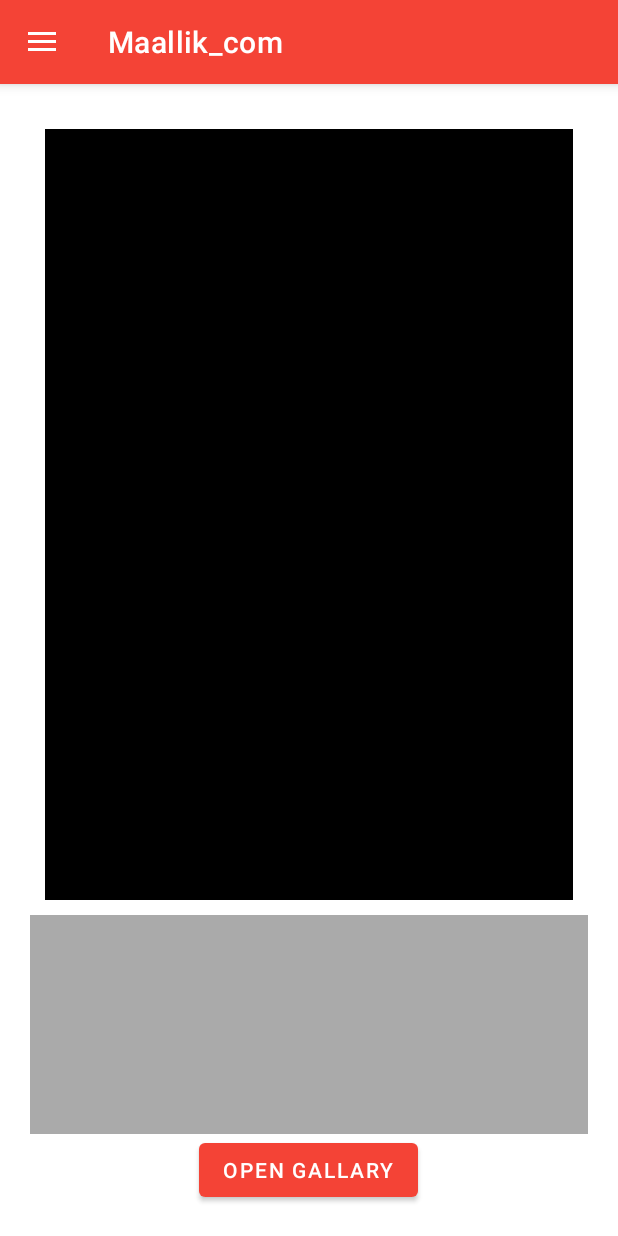
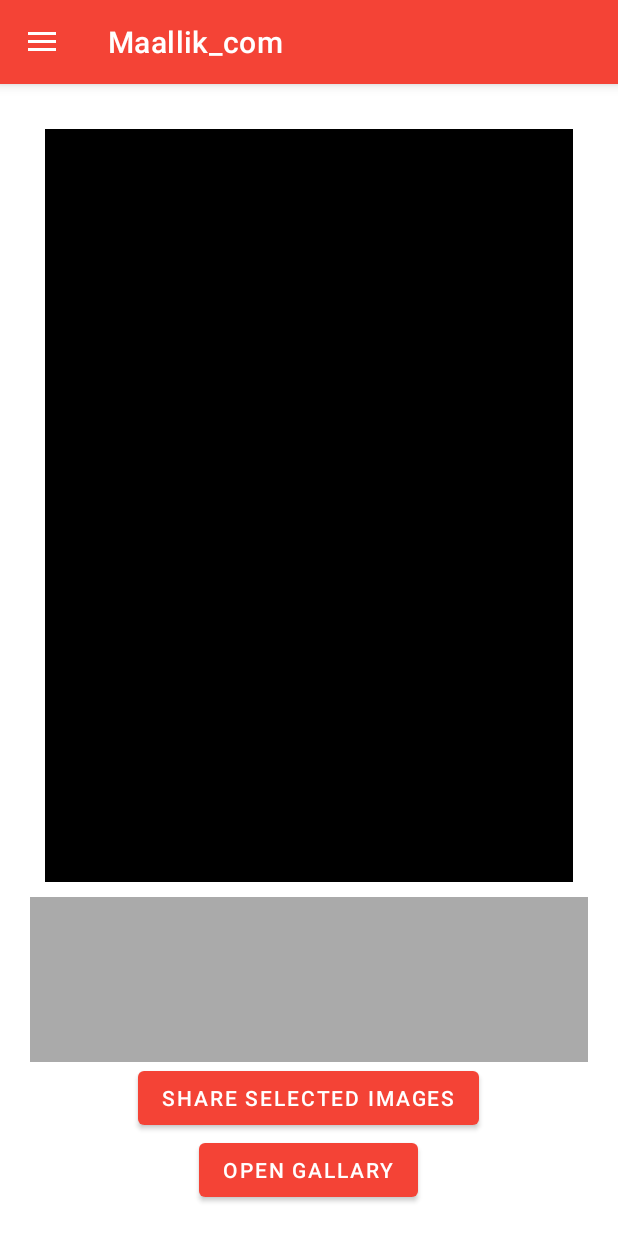
Before and after one commit to dev-mrahsansaleem/Maallik_com, an Android app: the screen it shows after launch (MainActivity), in the side drawer, after a tap on "Multiple Images", on a phone screen of 412 x 824 dp. Run offline under Robolectric (Android 15) with nearby library versions, the phone set to English and light mode, and no system bars.

Commit message:
add image/images share functionalitiy

```diff
--- a/app/src/main/java/com/example/maallik_com/MultipleImageFragment.java
+++ b/app/src/main/java/com/example/maallik_com/MultipleImageFragment.java
@@ -9,6 +9,7 @@ import android.graphics.Bitmap;
 import android.graphics.Color;
 import android.net.Uri;
 import android.os.Bundle;
+import android.os.Parcelable;
 import android.view.LayoutInflater;
 import android.view.View;
 import android.view.ViewGroup;
@@ -19,6 +20,7 @@ import android.widget.LinearLayout;
 import android.widget.RelativeLayout;
 import android.widget.ScrollView;
 import android.widget.TextView;
+import android.widget.Toast;
 
 import androidx.annotation.NonNull;
 import androidx.annotation.Nullable;
@@ -27,6 +29,7 @@ import androidx.fragment.app.Fragment;
 
 import java.io.InputStream;
 import java.io.InputStreamReader;
+import java.lang.reflect.Array;
 import java.util.ArrayList;
 import java.util.List;
 import java.util.Objects;
@@ -36,17 +39,23 @@ import static android.app.Activity.RESULT_OK;
 public class MultipleImageFragment extends Fragment {
     private static final int requestCodeGallery = 123;
 
-    View v;
-    ImageView imageView;
-    Button button;
+    private View v;
+    private ArrayList<Uri> uriList = new ArrayList<Uri>();
 
     @Nullable
     @Override
     public View onCreateView(@NonNull LayoutInflater inflater, @Nullable ViewGroup container, @Nullable Bundle savedInstanceState) {
         v = inflater.inflate(R.layout.fragment_multiple_images, container, false);
+
+
+        ImageView imageView;
+        Button btnOpenGallery;
+        Button btnShareImages;
         imageView = v.findViewById(R.id.image_view);
-        button = v.findViewById(R.id.btnOpenGallery);
-        button.setOnClickListener(new View.OnClickListener() {
+
+        btnOpenGallery = v.findViewById(R.id.btnOpenGallery);
+
+        btnOpenGallery.setOnClickListener(new View.OnClickListener() {
             @Override
             public void onClick(View v) {
 
@@ -61,6 +70,23 @@ public class MultipleImageFragment extends Fragment {
                 startActivityForResult(Intent.createChooser(intent, "Pick An Image"), requestCodeGallery);
             }
         });
+        btnShareImages = v.findViewById(R.id.btnShareImages);
+        btnShareImages.setOnClickListener(new View.OnClickListener() {
+            @Override
+            public void onClick(View v) {
+                if (uriList.size() > 0) {
+                    Toast.makeText(v.getContext(), uriList.size() + " image selected to share", Toast.LENGTH_SHORT).show();
+                    Intent intent = new Intent();
+                    intent.setAction(Intent.ACTION_SEND_MULTIPLE);
+                    intent.putExtra(Intent.EXTRA_SUBJECT, "Here are some files.");
+                    intent.setType("image/*");
+                    intent.putParcelableArrayListExtra(Intent.EXTRA_STREAM, uriList);
+                    startActivity(intent);
+                } else {
+                    Toast.makeText(v.getContext(), "no image selected", Toast.LENGTH_SHORT).show();
+                }
+            }
+        });
         return v;
     }
 
@@ -68,7 +94,6 @@ public class MultipleImageFragment extends Fragment {
     public void onActivityResult(int requestCode, int resultCode, @Nullable Intent data) {
         if (requestCode == requestCodeGallery && resultCode == RESULT_OK && data != null) {
 
-            List<Uri> uriList = new ArrayList<Uri>();
 
             ClipData clipData = data.getClipData();
 
@@ -85,20 +110,20 @@ public class MultipleImageFragment extends Fragment {
                 uriList.add(uri);
             }
 
-            for(Uri uri:uriList)
-            {
+            for (Uri uri : uriList) {
                 ImageView image = new ImageView(getContext());
-//                    LinearLayout.LayoutParams vp = new LinearLayout.LayoutParams(LinearLayout.LayoutParams.WRAP_CONTENT, LinearLayout.LayoutParams.WRAP_CONTENT);
-                LinearLayout.LayoutParams vp = new LinearLayout.LayoutParams(200, 200);
+                LinearLayout.LayoutParams vp = new LinearLayout.LayoutParams(LinearLayout.LayoutParams.MATCH_PARENT, LinearLayout.LayoutParams.MATCH_PARENT);
+//                LinearLayout.LayoutParams vp = new LinearLayout.LayoutParams(200, 200);
                 image.setLayoutParams(vp);
-                image.setMaxHeight(100);
-                image.setMaxWidth(100);
+                image.setMinimumHeight(100);
+                image.setMinimumWidth(100);
                 image.setImageURI(uri);
-                image.setPadding(10,10,10,10);
+                image.setPadding(10, 10, 10, 10);
                 LinearLayout images_layout = v.findViewById(R.id.images_view);
+
                 images_layout.addView(image);
 
-                TextView textView=new TextView(getContext());
+                TextView textView = new TextView(getContext());
                 textView.setText(uri.toString());
                 textView.setTextColor(Color.parseColor("#ffffff"));
                 LinearLayout theLayout = v.findViewById(R.id.names_view);
--- a/app/src/main/res/layout/fragment_multiple_images.xml
+++ b/app/src/main/res/layout/fragment_multiple_images.xml
@@ -36,7 +36,11 @@
             android:layout_height="match_parent"
             android:id="@+id/names_view"/>
     </ScrollView>
-
+<Button
+    android:id="@+id/btnShareImages"
+    android:layout_width="wrap_content"
+    android:layout_height="wrap_content"
+    android:text="share selected images"/>
 
     <Button
         android:id="@+id/btnOpenGallery"
```
